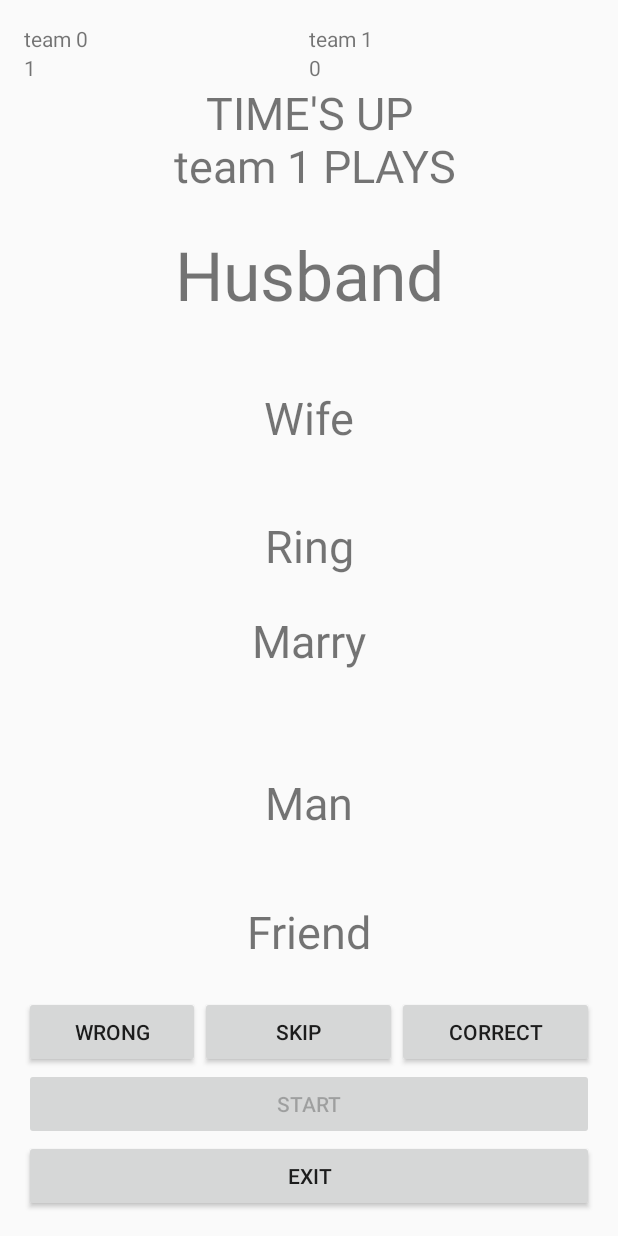
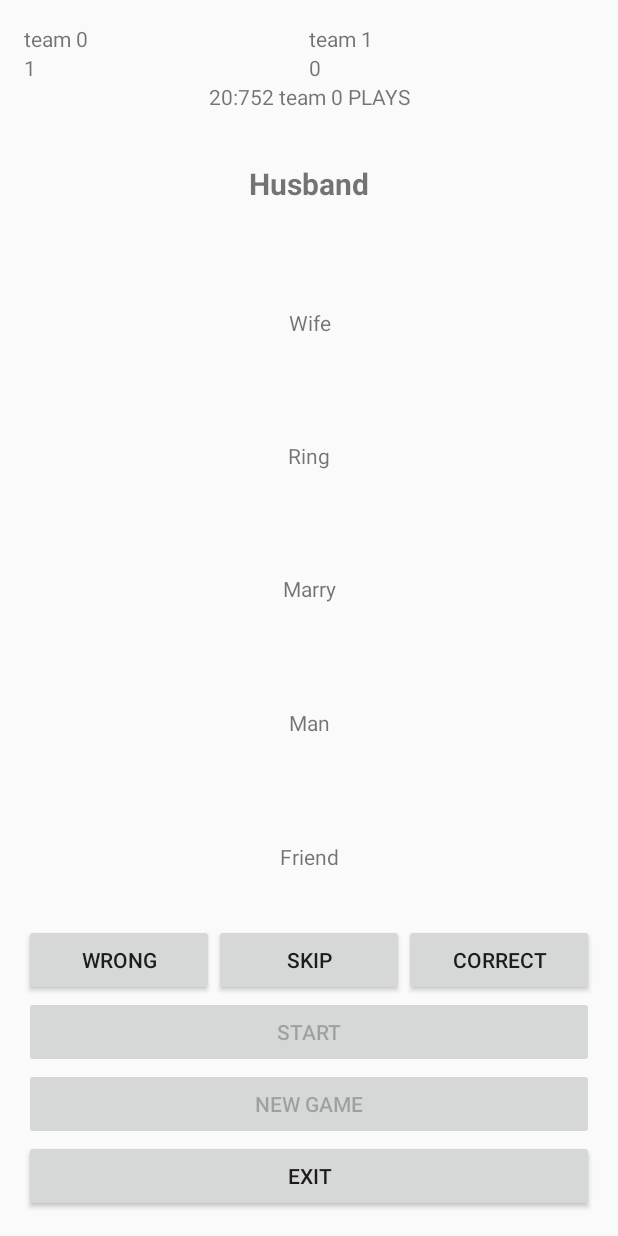
Before and after one commit to condiom/tabu, an Android app: the Game screen opened directly, with no data from a screen before it, after a tap on "CORRECT", on a phone screen of 412 x 824 dp. Run offline under Robolectric (Android 15) with nearby library versions, the phone set to English and light mode, and no system bars; 3 other taps on this screen came first.

```diff
--- a/app/src/main/java/tratrafe2/condiom/tambu/Game.java
+++ b/app/src/main/java/tratrafe2/condiom/tambu/Game.java
@@ -1,16 +1,16 @@
 package tratrafe2.condiom.tambu;
 
 import android.app.Activity;
+import android.app.AlertDialog;
 import android.content.Context;
+import android.content.DialogInterface;
 import android.content.SharedPreferences;
 import android.content.res.ColorStateList;
 import android.graphics.Color;
 import android.os.Bundle;
 import android.os.CountDownTimer;
-import android.util.DisplayMetrics;
 import android.view.Gravity;
 import android.view.View;
-import android.view.ViewGroup;
 import android.widget.Button;
 import android.widget.LinearLayout;
 import android.widget.TextView;
@@ -25,14 +25,14 @@ public class Game extends Activity {
    final int MAXTEAMS = 6;
    int MAXFILES = 2;
    int countFiles = 0;
-    int teamPlaying = -1; // alasi tin to StartClick() etsi proti pezi i omada 1
+   int teamPlaying = 0;
    int debug = 0;
 
 
    LinearLayout llTeamNames, llTeamScores;
    TextView timer, txt1, txt2, txt3, txt4, txt5, txtMain;
    TextView teamNames[], teamScores[];
-    Button btnStart, btnWrong, btnSkip, btnCorrect;
+   Button btnStart, btnWrong, btnSkip, btnCorrect, btnNewGame;
 
    int Scores[];
    int currentCard, realTime, NumOfTeams, wrongPoints, skipPoints, goal, rounds, index;
@@ -47,7 +47,6 @@ public class Game extends Activity {
       setContentView(R.layout.activity_game);
 
 
-
       getSettings();
       initializeViews();
       initializeVariables();
@@ -55,19 +54,29 @@ public class Game extends Activity {
 
    }
 
+   public void resetGame() {
+      currentTime = realTime;
+      teamPlaying = 0;
+      for (int i = 0; i < NumOfTeams; i++) {
+         Scores[i] = 0;
+      }
+   }
 
    public void getSettings() {
       SharedPreferences sharedPref = getSharedPreferences("userSettings", Context.MODE_PRIVATE);
-        realTime = sharedPref.getInt("realTime", realTime);
+      boolean settingsChanged = sharedPref.getBoolean("settingsChanged", false);
+
+      realTime = sharedPref.getInt("realTime", 30);
       NumOfTeams = sharedPref.getInt("teams", 2);
-        wrongPoints = sharedPref.getInt("wrong", wrongPoints);
-        skipPoints = sharedPref.getInt("skip", skipPoints);
-        goal = sharedPref.getInt("goal", goal);
-        rounds = sharedPref.getInt("rounds", rounds);
-        radio = sharedPref.getBoolean("radio", radio);
+      wrongPoints = sharedPref.getInt("wrong", 0);
+      skipPoints = sharedPref.getInt("skip", 0);
+      goal = sharedPref.getInt("goal", 50);
+      rounds = sharedPref.getInt("rounds", 20);
+      radio = sharedPref.getBoolean("radio", true);
+      currentTime = sharedPref.getInt("currentTime", realTime);
       teamNamesStr = new String[MAXTEAMS];
       for (int i = 0; i < MAXTEAMS; i++) {
-            teamNamesStr[i] = sharedPref.getString("team" + i, "");
+         teamNamesStr[i] = sharedPref.getString("team" + i, "team " + i);
          if (teamNamesStr[i].compareTo("") == 0) {
             teamNamesStr[i] = "team " + i;
          }
@@ -75,11 +84,11 @@ public class Game extends Activity {
       Scores = new int[NumOfTeams];
       teamNames = new TextView[NumOfTeams];
       teamScores = new TextView[NumOfTeams];
-        teamPlaying = sharedPref.getInt("teamPlaying", teamPlaying);
-        MAXFILES = sharedPref.getInt("MAXFILES", MAXFILES);
-        countFiles = sharedPref.getInt("countFiles", countFiles);
+      teamPlaying = sharedPref.getInt("teamPlaying", 0);
+      MAXFILES = sharedPref.getInt("MAXFILES", 2);
+      countFiles = sharedPref.getInt("countFiles", 0);
       for (int i = 0; i < NumOfTeams; i++) {
-            Scores[i] = sharedPref.getInt("teamScores" + i, Scores[i]);
+         Scores[i] = sharedPref.getInt("teamScores" + i, 0);
       }
       index = sharedPref.getInt("index", -5);
       if (index == -5) {
@@ -87,14 +96,17 @@ public class Game extends Activity {
          cardArray = Card.initArray(this, nextFile);
          index = cardArray.length - 1;
          return;
-        }else{
-            cardArray = new Card[index+1];
+      } else {
+         cardArray = new Card[index + 1];
          Gson gson = new Gson();
          for (int i = 0; i <= index; i++) {
             String json = sharedPref.getString("cardArray" + i, "");
             Card obj = (Card) gson.fromJson(json, Card.class);
             cardArray[i] = obj;
          }
+      }
+      if (settingsChanged) {
+         resetGame();
       }
    }
 
@@ -118,10 +130,11 @@ public class Game extends Activity {
       btnWrong = (Button) findViewById(R.id.btnWrong);
       llTeamNames = (LinearLayout) findViewById(R.id.llteamNames);
       llTeamScores = (LinearLayout) findViewById(R.id.llteamScores);
+      btnNewGame = (Button) findViewById(R.id.btnNewGame);
       btnCorrect.setEnabled(false);
       btnWrong.setEnabled(false);
       btnSkip.setEnabled(false);
-
+      /*
       sizeOfLetters = 30;
       txtMain.setTextSize(sizeOfLetters + 15);
       txt1.setTextSize(sizeOfLetters);
@@ -130,11 +143,11 @@ public class Game extends Activity {
       txt4.setTextSize(sizeOfLetters);
       txt5.setTextSize(sizeOfLetters);
       timer.setTextSize(sizeOfLetters);
-        txt3.setGravity(Gravity.CENTER_HORIZONTAL);
+      */
       oldColors = txt1.getTextColors(); //save original colors
 
       //timer.setText(String.format("%d:%03d", realTime, 0));
-        timer.setText(teamNamesStr[0] + " PLAYS");
+      timer.setText(String.format("%d:%03d", currentTime, 0) + " " + teamNamesStr[teamPlaying] + " PLAYS");
       txt1.setText("");
       txt2.setText("");
       txt3.setText("");
@@ -186,26 +199,32 @@ public class Game extends Activity {
     *
     * @param minutes
     */
+   int currentTime = 0;
+
    public void startCounter(int minutes) {
       timer.setTextColor(oldColors);
       countDownTimer:
       new CountDownTimer(minutes * 1000, 10) {
          @Override
          public void onTick(long milisUntilFinished) {
-                timer.setText(String.format("%d:%03d", milisUntilFinished / 1000, milisUntilFinished % 1000));
+            timer.setText(String.format("%d:%03d", milisUntilFinished / 1000, milisUntilFinished % 1000) + " " + teamNamesStr[teamPlaying] + " PLAYS");
             if (milisUntilFinished / 1000 <= 10) {
                timer.setTextColor(Color.RED);
 
             }
+            currentTime = (int) (milisUntilFinished / 1000);
          }
 
          @Override
          public void onFinish() {
-                timer.setText("TIME'S UP\n " + teamNamesStr[(teamPlaying + 1) % NumOfTeams] + " PLAYS");
+            teamPlaying = (teamPlaying + 1) % NumOfTeams;
+            timer.setText("TIME'S UP " + teamNamesStr[teamPlaying] + " PLAYS");
             btnStart.setEnabled(true);
             btnCorrect.setEnabled(false);
             btnWrong.setEnabled(false);
             btnSkip.setEnabled(false);
+            btnNewGame.setEnabled(true);
+            currentTime = realTime;
          }
       }.start();
    }
@@ -300,15 +319,39 @@ public class Game extends Activity {
     * start next team's timer
     */
    public void StartClick(View v) {
-        teamPlaying++;
-        teamPlaying = teamPlaying % NumOfTeams;
       selectNewCard();
-        startCounter(realTime);
+      startCounter(currentTime);
       btnStart.setEnabled(false);
       btnCorrect.setEnabled(true);
       btnWrong.setEnabled(true);
       btnSkip.setEnabled(true);
+      btnNewGame.setEnabled(false);
+   }
 
+   /**
+    * Start a new game
+    * reset scores
+    */
+   public void newGameClick(View v) {
+      new AlertDialog.Builder(this)
+              .setTitle("New Game")
+              .setMessage("Do you really want to create a new game?")
+              .setIcon(android.R.drawable.ic_dialog_alert)
+              .setPositiveButton(android.R.string.yes, new DialogInterface.OnClickListener() {
+
+                 public void onClick(DialogInterface dialog, int whichButton) {
+                    resetGame();
+                    txt1.setText("");
+                    txt2.setText("");
+                    txt3.setText("");
+                    txt4.setText("");
+                    txt5.setText("");
+                    txtMain.setText("");
+                    timer.setText(String.format("%d:%03d", currentTime, 0) + " " + teamNamesStr[teamPlaying] + " PLAYS");
+                    updateScores();
+                 }
+              })
+              .setNegativeButton(android.R.string.no, null).show();
    }
 
    /**
@@ -326,9 +369,11 @@ public class Game extends Activity {
       SharedPreferences sharedPref = getSharedPreferences("userSettings", Context.MODE_PRIVATE);
       SharedPreferences.Editor editor = sharedPref.edit();
       editor.putInt("MAXFILES", MAXFILES);
+      editor.putInt("currentTime", currentTime);
       editor.putInt("countFiles", countFiles);
       editor.putInt("teamPlaying", teamPlaying);
       editor.putInt("index", index);
+      editor.putBoolean("settingsChanged", false);
       Gson gson = new Gson();
       for (int i = 0; i <= index; i++) {
          String json = gson.toJson(cardArray[i]);
--- a/app/src/main/res/layout/activity_game.xml
+++ b/app/src/main/res/layout/activity_game.xml
@@ -70,7 +70,8 @@
                 android:gravity="center"
                 android:text="MAIN WORD"
                 android:textSize="20sp"
-                android:layout_weight="1"/>
+                android:layout_weight="1"
+                android:textStyle="normal|bold"/>
 
             <TextView
                 android:id="@+id/txt1"
@@ -133,8 +134,7 @@
                     android:text="Wrong"
                     android:onClick="WrongClick"
                     android:layout_weight="1"
-                    android:id="@+id/btnWrong"
-                    style="@style/Widget.AppCompat.Button.Small" />
+                    android:id="@+id/btnWrong" />
 
                 <Button
                     android:id="@+id/btnSkip"
@@ -168,6 +168,14 @@
                 android:onClick="StartClick" />
 
             <Button
+                android:text="New Game"
+                android:layout_width="match_parent"
+                android:layout_height="wrap_content"
+                android:id="@+id/btnNewGame"
+                android:layout_weight="0.32"
+                android:onClick="newGameClick"/>
+
+            <Button
                 android:text="Exit"
                 android:layout_width="match_parent"
                 android:layout_height="wrap_content"
```
Also changed, not shown: app/src/main/java/tratrafe2/condiom/tambu/Settings.java (+26 -4 lines), app/src/main/res/layout/activity_settings.xml (+9 -0 lines). Lines whose indentation alone changed are shown as unchanged.
